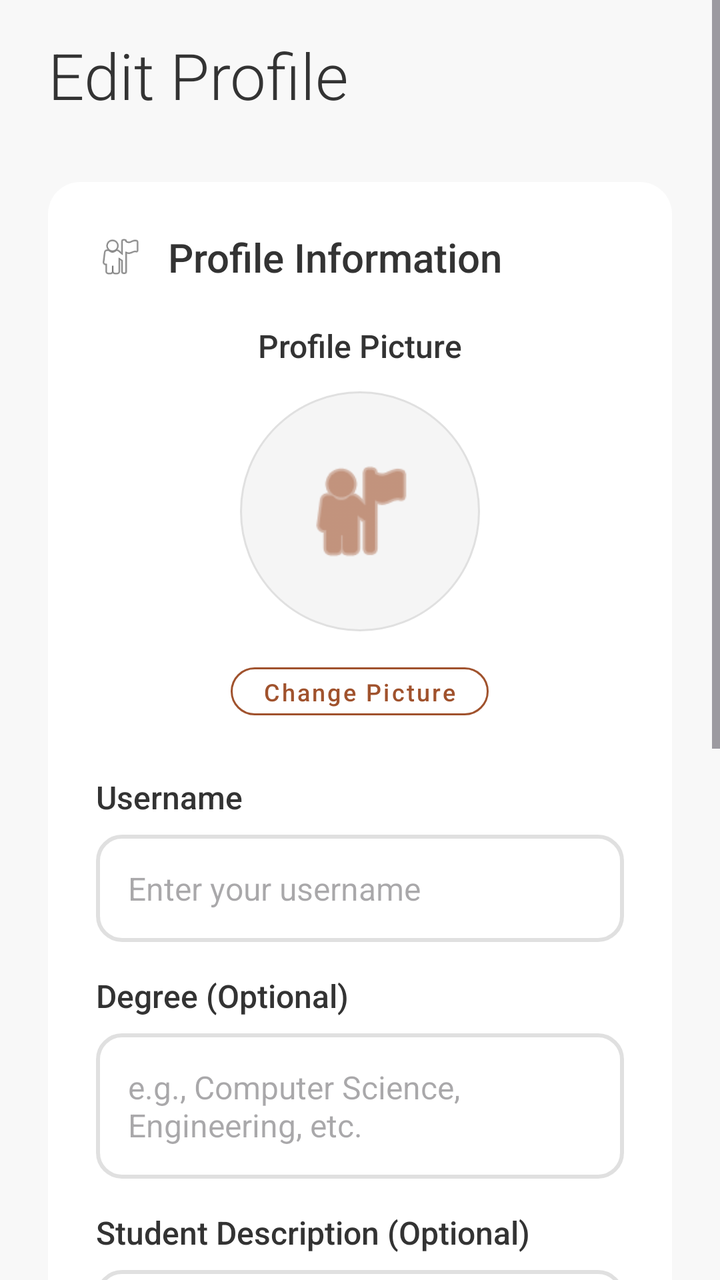
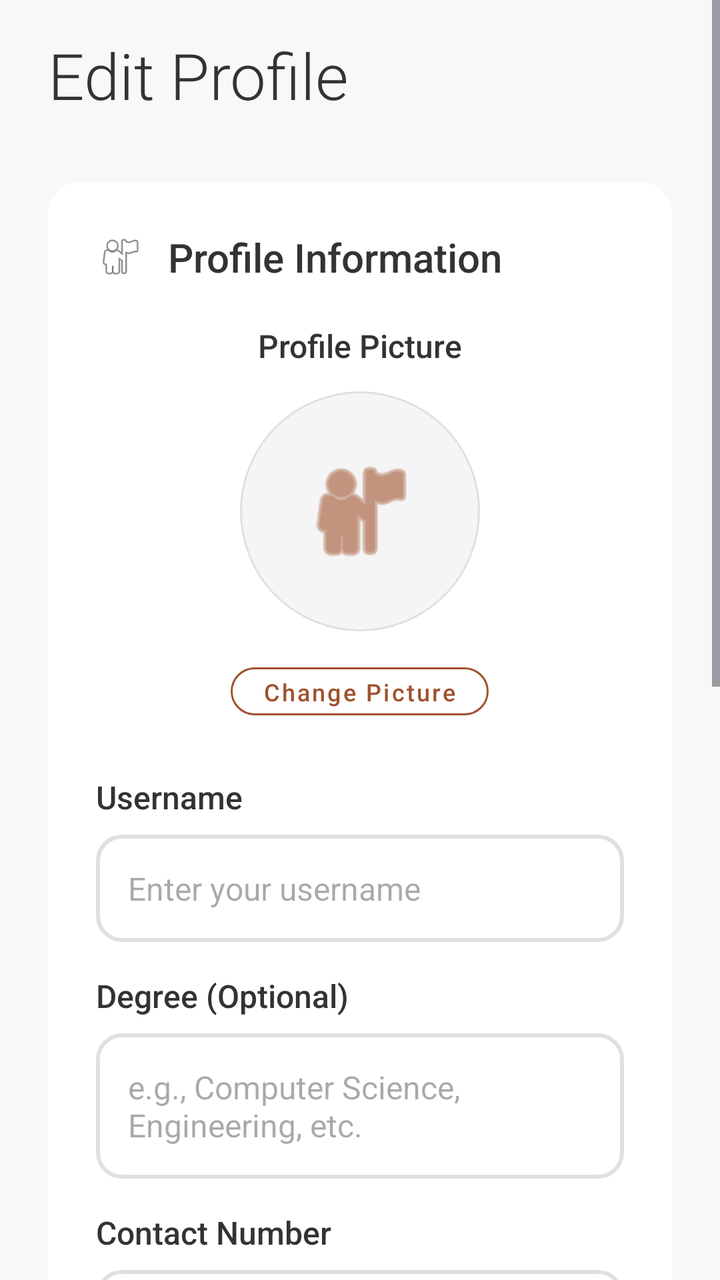

Compare the two renders of this Android layout. The source of the first and the diff that turns it into the second are given below.
<!-- AndroidManifest.xml: application theme Theme.Csci3130Group1 -->
<!-- res/layout/activity_edit_profile.xml -->
<?xml version="1.0" encoding="utf-8"?>
<ScrollView xmlns:android="http://schemas.android.com/apk/res/android"
    xmlns:app="http://schemas.android.com/apk/res-auto"
    android:layout_width="match_parent"
    android:layout_height="match_parent"
    android:background="#F8F8F8"
    android:fillViewport="true">

    <LinearLayout
        android:layout_width="match_parent"
        android:layout_height="wrap_content"
        android:orientation="vertical"
        android:paddingLeft="24dp"
        android:paddingRight="24dp"
        android:paddingTop="16dp"
        android:paddingBottom="32dp">

        
        <TextView
            android:layout_width="wrap_content"
            android:layout_height="wrap_content"
            android:text="Edit Profile"
            android:textSize="32sp"
            android:fontFamily="sans-serif-light"
            android:textStyle="normal"
            android:textColor="#333333"
            android:layout_marginBottom="32dp"/>

        
        <LinearLayout
            android:layout_width="match_parent"
            android:layout_height="wrap_content"
            android:layout_marginBottom="24dp"
            android:background="@drawable/card_background"
            android:orientation="vertical"
            android:padding="24dp">

            
            <LinearLayout
                android:layout_width="match_parent"
                android:layout_height="wrap_content"
                android:orientation="horizontal"
                android:gravity="center_vertical"
                android:layout_marginBottom="20dp">

                <ImageView
                    android:layout_width="24dp"
                    android:layout_height="24dp"
                    android:src="@android:drawable/ic_menu_myplaces"
                    android:contentDescription="Profile Icon" />

                <TextView
                    android:layout_width="wrap_content"
                    android:layout_height="wrap_content"
                    android:text="Profile Information"
                    android:textSize="20sp"
                    android:fontFamily="sans-serif-medium"
                    android:textColor="#333333"
                    android:layout_marginStart="12dp"/>
            </LinearLayout>

            
            <LinearLayout
                android:layout_width="match_parent"
                android:layout_height="wrap_content"
                android:orientation="vertical"
                android:gravity="center"
                android:layout_marginBottom="24dp">

                <TextView
                    android:layout_width="wrap_content"
                    android:layout_height="wrap_content"
                    android:text="Profile Picture"
                    android:textSize="16sp"
                    android:textColor="#333333"
                    android:fontFamily="sans-serif-medium"
                    android:layout_marginBottom="12dp"/>

                <ImageView
                    android:id="@+id/profilePicturePreview"
                    android:layout_width="120dp"
                    android:layout_height="120dp"
                    android:src="@android:drawable/ic_menu_myplaces"
                    app:tint="#A0522D"
                    android:background="@drawable/circle_background"
                    android:padding="30dp"
                    android:contentDescription="Profile Picture Preview"
                    android:layout_marginBottom="12dp" />

                <Button
                    android:id="@+id/changeProfilePictureButton"
                    style="@style/Widget.MaterialComponents.Button.OutlinedButton"
                    android:layout_width="wrap_content"
                    android:layout_height="36dp"
                    android:text="Change Picture"
                    android:textColor="#A0522D"
                    android:textSize="12sp"
                    android:textAllCaps="false"
                    android:fontFamily="sans-serif-medium"
                    app:strokeColor="#A0522D"
                    app:cornerRadius="18dp"
                    android:minWidth="0dp"
                    android:paddingHorizontal="16dp"/>
            </LinearLayout>

            
            <TextView
                android:layout_width="wrap_content"
                android:layout_height="wrap_content"
                android:text="Username"
                android:textSize="16sp"
                android:textColor="#333333"
                android:fontFamily="sans-serif-medium"
                android:layout_marginBottom="8dp"/>

            <EditText
                android:id="@+id/editUsername"
                android:layout_width="match_parent"
                android:layout_height="wrap_content"
                android:hint="Enter your username"
                android:textSize="16sp"
                android:textColor="#333333"
                android:background="@drawable/input_background"
                android:padding="16dp"
                android:layout_marginBottom="16dp"/>

            
            <TextView
                android:layout_width="wrap_content"
                android:layout_height="wrap_content"
                android:text="Degree (Optional)"
                android:textSize="16sp"
                android:textColor="#333333"
                android:fontFamily="sans-serif-medium"
                android:layout_marginBottom="8dp"/>

            <EditText
                android:id="@+id/editDegree"
                android:layout_width="match_parent"
                android:layout_height="wrap_content"
                android:hint="e.g., Computer Science, Engineering, etc."
                android:textSize="16sp"
                android:textColor="#333333"
                android:background="@drawable/input_background"
                android:padding="16dp"
                android:layout_marginBottom="16dp"/>

            
            <TextView
                android:layout_width="wrap_content"
                android:layout_height="wrap_content"
                android:text="Student Description (Optional)"
                android:textSize="16sp"
                android:textColor="#333333"
                android:fontFamily="sans-serif-medium"
                android:layout_marginBottom="8dp"/>

            <EditText
                android:id="@+id/editStudentDescription"
                android:layout_width="match_parent"
                android:layout_height="120dp"
                android:hint="Tell other students about yourself, your interests, study goals, etc."
                android:textSize="16sp"
                android:textColor="#333333"
                android:background="@drawable/input_background"
                android:padding="16dp"
                android:gravity="top"
                android:inputType="textMultiLine"
                android:scrollbars="vertical"
                android:layout_marginBottom="16dp"/>

            
            <TextView
                android:layout_width="wrap_content"
                android:layout_height="wrap_content"
                android:text="Email Address"
                android:textSize="16sp"
                android:textColor="#333333"
                android:fontFamily="sans-serif-medium"
                android:layout_marginBottom="8dp"/>

            <TextView
                android:id="@+id/currentEmail"
                android:layout_width="match_parent"
                android:layout_height="wrap_content"
                android:text="email@example.com"
                android:textSize="16sp"
                android:textColor="#666666"
                android:background="@drawable/input_background_disabled"
                android:padding="16dp"/>

            <TextView
                android:layout_width="wrap_content"
                android:layout_height="wrap_content"
                android:text="Email cannot be changed"
                android:textSize="12sp"
                android:textColor="#999999"
                android:layout_marginTop="4dp"/>
        </LinearLayout>

        
        <LinearLayout
            android:layout_width="match_parent"
            android:layout_height="wrap_content"
            android:orientation="vertical">

            
            <Button
                android:id="@+id/saveButton"
                android:layout_width="match_parent"
                android:layout_height="wrap_content"
                android:text="Save Changes"
                android:backgroundTint="#A0522D"
                android:textColor="#FFFFFF"
                android:padding="16dp"
                android:textSize="16sp"
                android:layout_marginBottom="16dp"
                android:elevation="0dp"
                android:textAllCaps="false"
                android:fontFamily="sans-serif-medium"/>

            
            <Button
                android:id="@+id/cancelButton"
                style="@android:style/Widget.Material.Button.Borderless"
                android:layout_width="match_parent"
                android:layout_height="wrap_content"
                android:text="Cancel"
                android:textColor="#A0522D"
                android:padding="16dp"
                android:textSize="16sp"
                android:textAllCaps="false"
                android:fontFamily="sans-serif-medium"
                android:background="@drawable/outlined_button_background"/>
        </LinearLayout>
    </LinearLayout>
</ScrollView>
<!-- resources referenced by this layout -->
<resources>
  <!-- drawable card_background (drawable) -->
  <?xml version="1.0" encoding="utf-8"?>
  <shape xmlns:android="http://schemas.android.com/apk/res/android">
      <solid android:color="#FFFFFF" />
      <corners android:radius="16dp" />
      <stroke android:width="0dp" android:color="#FFFFFF" />
  </shape>
  <!-- drawable circle_background (drawable) -->
  <?xml version="1.0" encoding="utf-8"?>
  <shape xmlns:android="http://schemas.android.com/apk/res/android"
      android:shape="oval">
      <solid android:color="#F5F5F5" />
      <stroke
          android:width="1dp"
          android:color="#E0E0E0" />
  </shape>
  <!-- drawable input_background (drawable) -->
  <?xml version="1.0" encoding="utf-8"?>
  <shape xmlns:android="http://schemas.android.com/apk/res/android"
      android:shape="rectangle">
      <solid android:color="#FFFFFF" />
      <stroke
          android:width="2dp"
          android:color="#E0E0E0" />
      <corners android:radius="12dp" />
  </shape>
  <!-- drawable input_background_disabled (drawable) -->
  <?xml version="1.0" encoding="utf-8"?>
  <shape xmlns:android="http://schemas.android.com/apk/res/android"
      android:shape="rectangle">
      <solid android:color="#F5F5F5" />
      <stroke
          android:width="1dp"
          android:color="#CCCCCC" />
      <corners android:radius="12dp" />
  </shape>
  <!-- drawable outlined_button_background (drawable) -->
  <?xml version="1.0" encoding="utf-8"?>
  <shape xmlns:android="http://schemas.android.com/apk/res/android">
      <solid android:color="#00FFFFFF" />
      <corners android:radius="12dp" />
      <stroke android:width="2dp" android:color="#A0522D" />
  </shape>
  <style name="Theme.Csci3130Group1" parent="Base.Theme.Csci3130Group1" />
  <style name="Base.Theme.Csci3130Group1" parent="Theme.Material3.DayNight.NoActionBar">
          
          
      </style>
</resources>

<!-- the commit's change to res/layout/activity_edit_profile.xml (unified diff, before → after) -->
@@ -149,6 +149,28 @@
             <TextView
                 android:layout_width="wrap_content"
                 android:layout_height="wrap_content"
+                android:text="Contact Number"
+                android:textSize="16sp"
+                android:textColor="#333333"
+                android:fontFamily="sans-serif-medium"
+                android:layout_marginBottom="8dp"/>
+
+            <EditText
+                android:id="@+id/editContactNumber"
+                android:layout_width="match_parent"
+                android:layout_height="wrap_content"
+                android:hint="e.g., 9021234567"
+                android:textSize="16sp"
+                android:textColor="#333333"
+                android:background="@drawable/input_background"
+                android:padding="16dp"
+                android:inputType="phone"
+                android:layout_marginBottom="16dp"/>
+
+            
+            <TextView
+                android:layout_width="wrap_content"
+                android:layout_height="wrap_content"
                 android:text="Student Description (Optional)"
                 android:textSize="16sp"
                 android:textColor="#333333"
